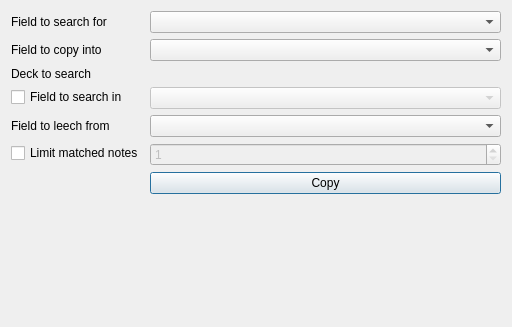
Old version of the form designer/form.ui in the repository abdnh/anki-copy-around.
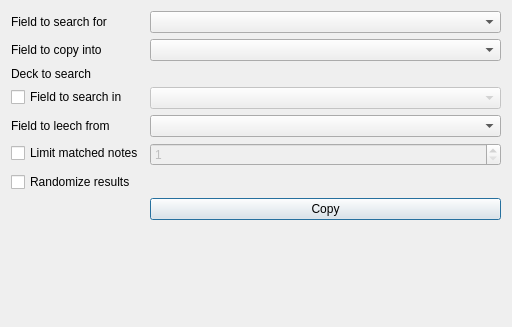
New version of the form.

Commit message: Add option to randomize results and factor logic to a separate file

```diff
--- a/designer/form.ui
+++ b/designer/form.ui
@@ -71,7 +71,7 @@
      </property>
     </widget>
    </item>
-   <item row="6" column="1">
+   <item row="7" column="1">
     <widget class="QPushButton" name="copyButton">
      <property name="text">
       <string>Copy</string>
@@ -92,6 +92,13 @@
      </property>
     </widget>
    </item>
+   <item row="6" column="0" colspan="2">
+    <widget class="QCheckBox" name="randomizeCheckBox">
+     <property name="text">
+      <string>Randomize results</string>
+     </property>
+    </widget>
+   </item>
   </layout>
  </widget>
  <tabstops>
```
The commit also changes 5 other files.
